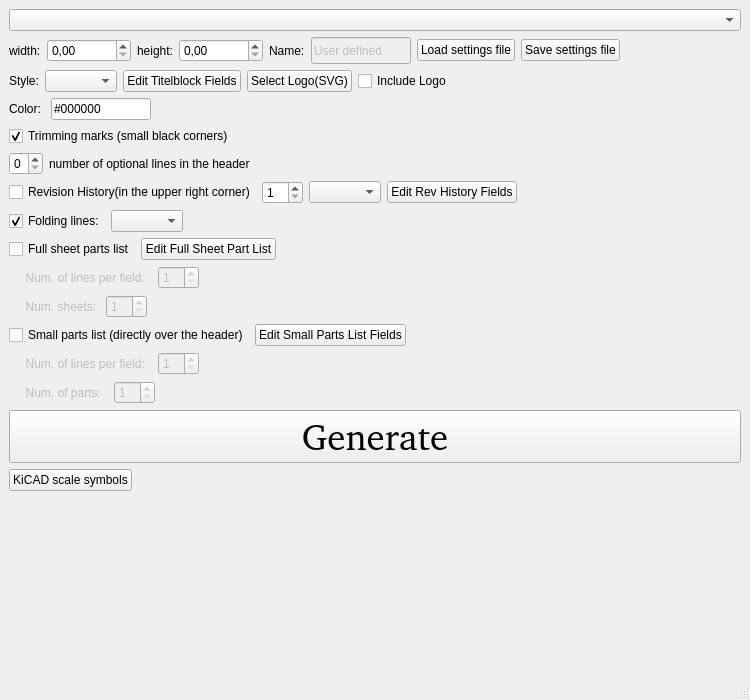
Before: the Qt Designer form mainwindow.ui in tobiasfalk/KiCAD-FreeCAD-TechDraw-Template-Generator, drawn with Qt 5.
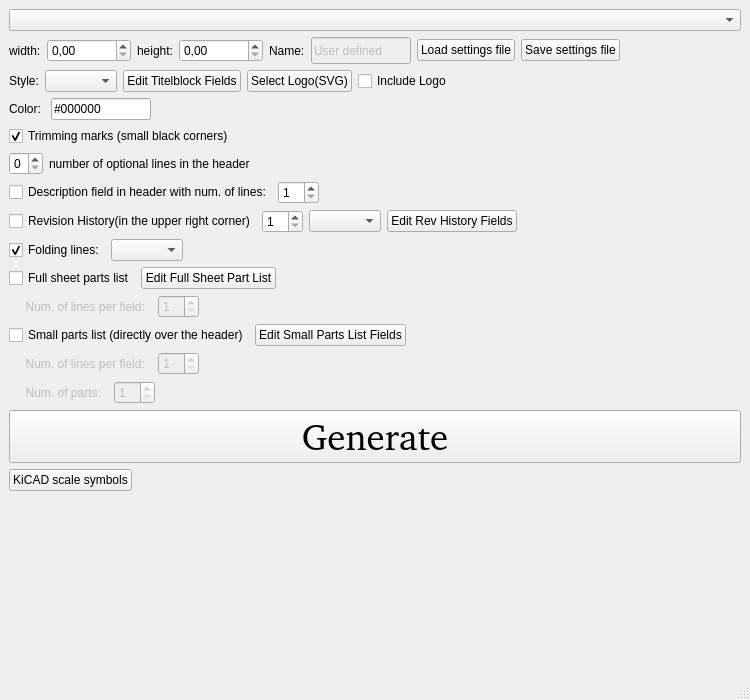
After: the same form once the commit is applied.

Commit message: aded description field and removed sheet number for pdf

The edit to the form file:
```diff
--- a/mainwindow.ui
+++ b/mainwindow.ui
@@ -278,6 +278,37 @@
       </item>
      </layout>
     </item>
+    <item>
+     <layout class="QHBoxLayout" name="horizontalLayout_16">
+      <item>
+       <widget class="QCheckBox" name="DescriptionCheckBox">
+        <property name="text">
+         <string>Description field in header with num. of lines:</string>
+        </property>
+       </widget>
+      </item>
+      <item>
+       <widget class="QSpinBox" name="DescriptionSpinBox">
+        <property name="minimum">
+         <number>1</number>
+        </property>
+       </widget>
+      </item>
+      <item>
+       <spacer name="horizontalSpacer_14">
+        <property name="orientation">
+         <enum>Qt::Horizontal</enum>
+        </property>
+        <property name="sizeHint" stdset="0">
+         <size>
+          <width>40</width>
+          <height>20</height>
+         </size>
+        </property>
+       </spacer>
+      </item>
+     </layout>
+    </item>
     <item>
      <layout class="QHBoxLayout" name="horizontalLayout_3">
       <item>
@@ -420,43 +451,6 @@
       </item>
      </layout>
     </item>
-    <item>
-     <layout class="QHBoxLayout" name="horizontalLayout_10">
-      <item>
-       <widget class="QLabel" name="FullPartsListNumSheetsLabel">
-        <property name="enabled">
-         <bool>false</bool>
-        </property>
-        <property name="text">
-         <string>     Num. sheets: </string>
-        </property>
-       </widget>
-      </item>
-      <item>
-       <widget class="QSpinBox" name="FullPartsListNumSheetsSpinBox">
-        <property name="enabled">
-         <bool>false</bool>
-        </property>
-        <property name="minimum">
-         <number>1</number>
-        </property>
-       </widget>
-      </item>
-      <item>
-       <spacer name="horizontalSpacer_5">
-        <property name="orientation">
-         <enum>Qt::Horizontal</enum>
-        </property>
-        <property name="sizeHint" stdset="0">
-         <size>
-          <width>40</width>
-          <height>20</height>
-         </size>
-        </property>
-       </spacer>
-      </item>
-     </layout>
-    </item>
     <item>
      <layout class="QHBoxLayout" name="horizontalLayout_5">
       <item>
```
Left out of the diff: 2 changed lines with no effect on the pictures. The commit also changes 10 other files.
